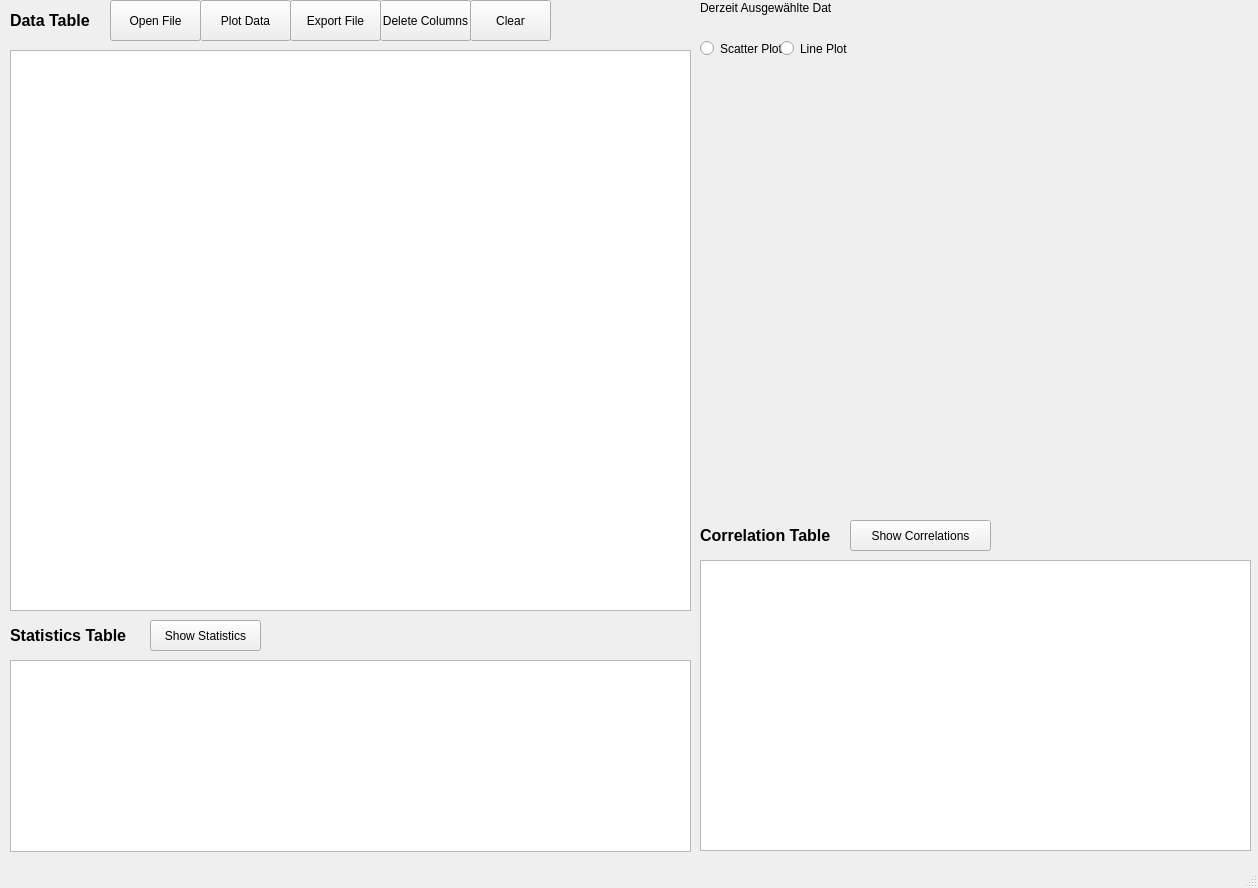
This is src/appprojekt1/resources/window.ui in favianjg/whr_project1 as Qt 5 draws it before an edit. The edited form follows.
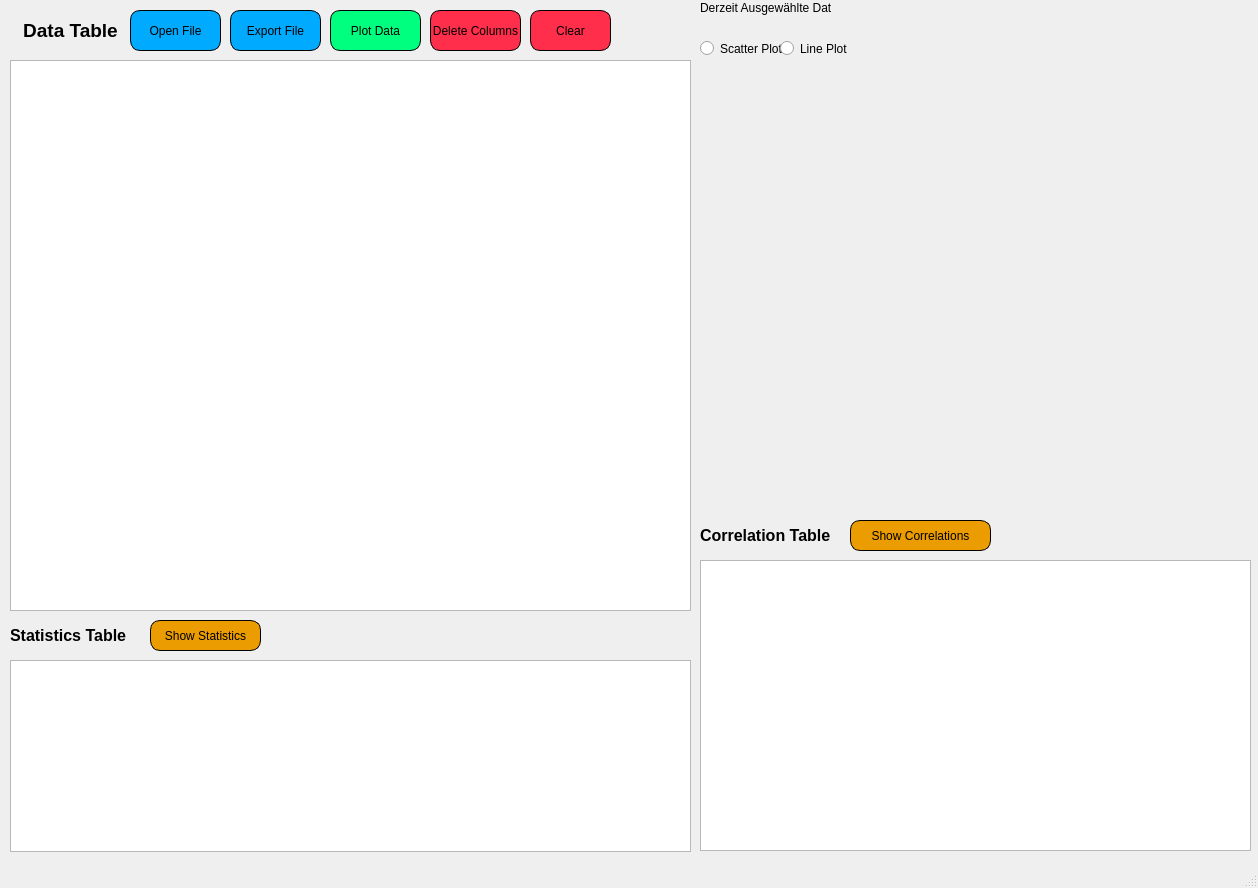
This is the edited form. Custom widgets are drawn as their Qt base class.

Commit message: ui: Change button color for user friendliness

The edit to the form file:
```diff
--- a/src/appprojekt1/resources/window.ui
+++ b/src/appprojekt1/resources/window.ui
@@ -14,28 +14,23 @@
    <string>MainWindow</string>
   </property>
   <widget class="QWidget" name="centralwidget">
-   <widget class="QPushButton" name="btnPlotData">
-    <property name="geometry">
-     <rect>
-      <x>200</x>
-      <y>0</y>
-      <width>91</width>
-      <height>41</height>
-     </rect>
-    </property>
-    <property name="text">
-     <string>Plot Data</string>
-    </property>
-   </widget>
    <widget class="QPushButton" name="btnOpenFile">
     <property name="geometry">
      <rect>
-      <x>110</x>
-      <y>0</y>
+      <x>130</x>
+      <y>10</y>
       <width>91</width>
       <height>41</height>
      </rect>
     </property>
+    <property name="autoFillBackground">
+     <bool>false</bool>
+    </property>
+    <property name="styleSheet">
+     <string notr="true">background-color:rgb(0, 170, 255);
+ border: 1px solid black;
+border-radius: 10px</string>
+    </property>
     <property name="text">
      <string>Open File</string>
     </property>
@@ -49,6 +44,11 @@
       <height>31</height>
      </rect>
     </property>
+    <property name="styleSheet">
+     <string notr="true">background-color:rgb(234, 156, 0);
+ border: 1px solid black;
+border-radius: 10px</string>
+    </property>
     <property name="text">
      <string>Show Statistics</string>
     </property>
@@ -62,45 +62,29 @@
       <height>31</height>
      </rect>
     </property>
+    <property name="styleSheet">
+     <string notr="true">background-color:rgb(234, 156, 0);
+ border: 1px solid black;
+border-radius: 10px</string>
+    </property>
     <property name="text">
      <string>Show Correlations</string>
     </property>
    </widget>
-   <widget class="QPushButton" name="btnExportFile">
-    <property name="geometry">
-     <rect>
-      <x>290</x>
-      <y>0</y>
-      <width>91</width>
-      <height>41</height>
-     </rect>
-    </property>
-    <property name="text">
-     <string>Export File</string>
-    </property>
-   </widget>
-   <widget class="QPushButton" name="btnDeleteColumns">
-    <property name="geometry">
-     <rect>
-      <x>380</x>
-      <y>0</y>
-      <width>91</width>
-      <height>41</height>
-     </rect>
-    </property>
-    <property name="text">
-     <string>Delete Columns</string>
-    </property>
-   </widget>
    <widget class="QPushButton" name="btnClear">
     <property name="geometry">
      <rect>
-      <x>470</x>
-      <y>0</y>
+      <x>530</x>
+      <y>10</y>
       <width>81</width>
       <height>41</height>
      </rect>
     </property>
+    <property name="styleSheet">
+     <string notr="true">background-color:rgb(255, 46, 74);
+ border: 1px solid black;
+border-radius: 10px</string>
+    </property>
     <property name="text">
      <string>Clear</string>
     </property>
@@ -109,9 +93,9 @@
     <property name="geometry">
      <rect>
       <x>10</x>
-      <y>50</y>
+      <y>60</y>
       <width>681</width>
-      <height>561</height>
+      <height>551</height>
      </rect>
     </property>
    </widget>
@@ -191,14 +175,14 @@
     <property name="geometry">
      <rect>
       <x>10</x>
-      <y>0</y>
-      <width>101</width>
+      <y>10</y>
+      <width>121</width>
       <height>41</height>
      </rect>
     </property>
     <property name="font">
      <font>
-      <pointsize>12</pointsize>
+      <pointsize>14</pointsize>
       <weight>75</weight>
       <bold>true</bold>
      </font>
@@ -206,6 +190,9 @@
     <property name="text">
      <string>Data Table</string>
     </property>
+    <property name="alignment">
+     <set>Qt::AlignCenter</set>
+    </property>
    </widget>
    <widget class="QLabel" name="lblTableCorrelation">
     <property name="geometry">
@@ -260,6 +247,60 @@
      </rect>
     </property>
    </widget>
+   <widget class="QPushButton" name="btnExportFile">
+    <property name="geometry">
+     <rect>
+      <x>230</x>
+      <y>10</y>
+      <width>91</width>
+      <height>41</height>
+     </rect>
+    </property>
+    <property name="styleSheet">
+     <string notr="true">background-color:rgb(0, 170, 255);
+ border: 1px solid black;
+border-radius: 10px</string>
+    </property>
+    <property name="text">
+     <string>Export File</string>
+    </property>
+   </widget>
+   <widget class="QPushButton" name="btnDeleteColumns">
+    <property name="geometry">
+     <rect>
+      <x>430</x>
+      <y>10</y>
+      <width>91</width>
+      <height>41</height>
+     </rect>
+    </property>
+    <property name="styleSheet">
+     <string notr="true">background-color:rgb(255, 46, 74);
+ border: 1px solid black;
+border-radius: 10px</string>
+    </property>
+    <property name="text">
+     <string>Delete Columns</string>
+    </property>
+   </widget>
+   <widget class="QPushButton" name="btnPlotData">
+    <property name="geometry">
+     <rect>
+      <x>330</x>
+      <y>10</y>
+      <width>91</width>
+      <height>41</height>
+     </rect>
+    </property>
+    <property name="styleSheet">
+     <string notr="true">background-color:rgb(0, 255, 127);
+ border: 1px solid black;
+border-radius: 10px</string>
+    </property>
+    <property name="text">
+     <string>Plot Data</string>
+    </property>
+   </widget>
   </widget>
   <widget class="QStatusBar" name="statusbar"/>
  </widget>
```
